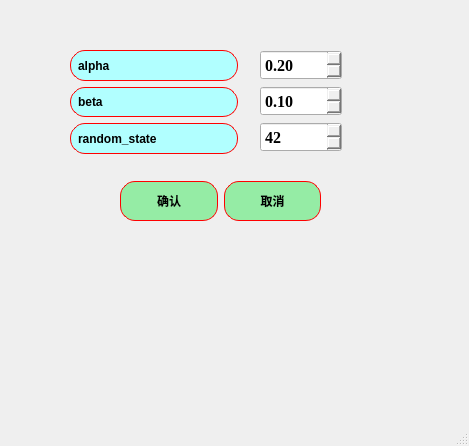
Old version of the form ui/algorithms8_REMTW_para.ui in the repository azhongege24/predict_first.
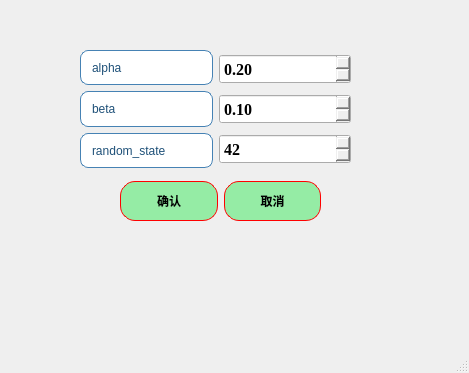
New version of the form.

Patch:
```diff
--- a/ui/algorithms8_REMTW_para.ui
+++ b/ui/algorithms8_REMTW_para.ui
@@ -7,82 +7,13 @@
     <x>0</x>
     <y>0</y>
     <width>469</width>
-    <height>446</height>
+    <height>373</height>
    </rect>
   </property>
   <property name="windowTitle">
    <string>REMTW参数设置</string>
   </property>
   <widget class="QWidget" name="centralwidget">
-   <widget class="QWidget" name="layoutWidget">
-    <property name="geometry">
-     <rect>
-      <x>70</x>
-      <y>50</y>
-      <width>168</width>
-      <height>104</height>
-     </rect>
-    </property>
-    <layout class="QVBoxLayout" name="verticalLayout">
-     <item>
-      <widget class="QLabel" name="label">
-       <property name="styleSheet">
-        <string notr="true">QLabel{
-border:1px solid red;   /*边框的粗细，颜色*/
-border-radius:15px;    /*设置圆角半径 */
-padding:2px 4px;  /*QFrame边框与内部其它部件的距离*/
-background-color: rgb(177, 255, 255);	/*背景颜色*/
-color:rgb(0, 0, 0);		/*字体颜色*/
-	font: 18pt &quot;楷体&quot;;
-qproperty-alignment: 'AlignCenter';
-font:bold;
-}</string>
-       </property>
-       <property name="text">
-        <string>alpha</string>
-       </property>
-      </widget>
-     </item>
-     <item>
-      <widget class="QLabel" name="label_2">
-       <property name="styleSheet">
-        <string notr="true">QLabel{
-border:1px solid red;   /*边框的粗细，颜色*/
-border-radius:15px;    /*设置圆角半径 */
-padding:2px 4px;  /*QFrame边框与内部其它部件的距离*/
-background-color: rgb(177, 255, 255);	/*背景颜色*/
-color:rgb(0, 0, 0);		/*字体颜色*/
-	font: 18pt &quot;楷体&quot;;
-qproperty-alignment: 'AlignCenter';
-font:bold;
-}</string>
-       </property>
-       <property name="text">
-        <string>beta</string>
-       </property>
-      </widget>
-     </item>
-     <item>
-      <widget class="QLabel" name="label_3">
-       <property name="styleSheet">
-        <string notr="true">QLabel{
-border:1px solid red;   /*边框的粗细，颜色*/
-border-radius:15px;    /*设置圆角半径 */
-padding:2px 4px;  /*QFrame边框与内部其它部件的距离*/
-background-color: rgb(177, 255, 255);	/*背景颜色*/
-color:rgb(0, 0, 0);		/*字体颜色*/
-	font: 18pt &quot;楷体&quot;;
-qproperty-alignment: 'AlignCenter';
-font:bold;
-}</string>
-       </property>
-       <property name="text">
-        <string>random_state</string>
-       </property>
-      </widget>
-     </item>
-    </layout>
-   </widget>
    <widget class="QWidget" name="layoutWidget">
     <property name="geometry">
      <rect>
@@ -157,15 +88,105 @@
      </item>
     </layout>
    </widget>
-   <widget class="QWidget" name="layoutWidget">
+   <widget class="QWidget" name="">
     <property name="geometry">
      <rect>
-      <x>260</x>
+      <x>80</x>
       <y>50</y>
-      <width>82</width>
-      <height>104</height>
+      <width>271</width>
+      <height>118</height>
      </rect>
     </property>
+    <layout class="QHBoxLayout" name="horizontalLayout_2">
+     <item>
+      <layout class="QVBoxLayout" name="verticalLayout">
+       <item>
+        <widget class="QLabel" name="label">
+         <property name="styleSheet">
+          <string notr="true">QLabel {
+    border: 1px solid rgb(70, 130, 180);   /* 增强为科研蓝边框，参考Nature期刊图表色 */
+    border-radius: 8px;
+    padding: 4px 8px;
+    background-color: rgb(255, 255, 255);  /* 纯白背景提升对比度 */
+    color: rgb(30, 80, 120);               /* 深海军蓝文字，对比度达8:1 */
+    font: bold 16pt &quot;Times New Roman&quot;;     
+    qproperty-alignment: 'AlignCenter';
+    /* 强化阴影效果 */
+}
+
+QLabel:hover {
+    border-color: rgb(0, 100, 180);        /* 悬停时使用更高饱和的科研蓝 */
+    background-color: rgb(240, 248, 255);  /* 极浅蓝悬停反馈 */
+}
+
+QLabel:pressed {
+    background-color: rgb(220, 240, 255);  /* 按压状态模拟墨水渗透效果 */
+}</string>
+         </property>
+         <property name="text">
+          <string>alpha</string>
+         </property>
+        </widget>
+       </item>
+       <item>
+        <widget class="QLabel" name="label_2">
+         <property name="styleSheet">
+          <string notr="true">QLabel {
+    border: 1px solid rgb(70, 130, 180);   /* 增强为科研蓝边框，参考Nature期刊图表色 */
+    border-radius: 8px;
+    padding: 4px 8px;
+    background-color: rgb(255, 255, 255);  /* 纯白背景提升对比度 */
+    color: rgb(30, 80, 120);               /* 深海军蓝文字，对比度达8:1 */
+    font: bold 16pt &quot;Times New Roman&quot;;     
+    qproperty-alignment: 'AlignCenter';
+    /* 强化阴影效果 */
+}
+
+QLabel:hover {
+    border-color: rgb(0, 100, 180);        /* 悬停时使用更高饱和的科研蓝 */
+    background-color: rgb(240, 248, 255);  /* 极浅蓝悬停反馈 */
+}
+
+QLabel:pressed {
+    background-color: rgb(220, 240, 255);  /* 按压状态模拟墨水渗透效果 */
+}</string>
+         </property>
+         <property name="text">
+          <string>beta</string>
+         </property>
+        </widget>
+       </item>
+       <item>
+        <widget class="QLabel" name="label_3">
+         <property name="styleSheet">
+          <string notr="true">QLabel {
+    border: 1px solid rgb(70, 130, 180);   /* 增强为科研蓝边框，参考Nature期刊图表色 */
+    border-radius: 8px;
+    padding: 4px 8px;
+    background-color: rgb(255, 255, 255);  /* 纯白背景提升对比度 */
+    color: rgb(30, 80, 120);               /* 深海军蓝文字，对比度达8:1 */
+    font: bold 16pt &quot;Times New Roman&quot;;     
+    qproperty-alignment: 'AlignCenter';
+    /* 强化阴影效果 */
+}
+
+QLabel:hover {
+    border-color: rgb(0, 100, 180);        /* 悬停时使用更高饱和的科研蓝 */
+    background-color: rgb(240, 248, 255);  /* 极浅蓝悬停反馈 */
+}
+
+QLabel:pressed {
+    background-color: rgb(220, 240, 255);  /* 按压状态模拟墨水渗透效果 */
+}</string>
+         </property>
+         <property name="text">
+          <string>random_state</string>
+         </property>
+        </widget>
+       </item>
+      </layout>
+     </item>
+     <item>
     <layout class="QVBoxLayout" name="verticalLayout_2">
      <item>
       <widget class="QDoubleSpinBox" name="doubleSpinBox_alpha">
@@ -259,6 +280,8 @@
         <number>42</number>
        </property>
       </widget>
+       </item>
+      </layout>
      </item>
     </layout>
    </widget>
```
Lines whose indentation alone changed are shown as unchanged.
